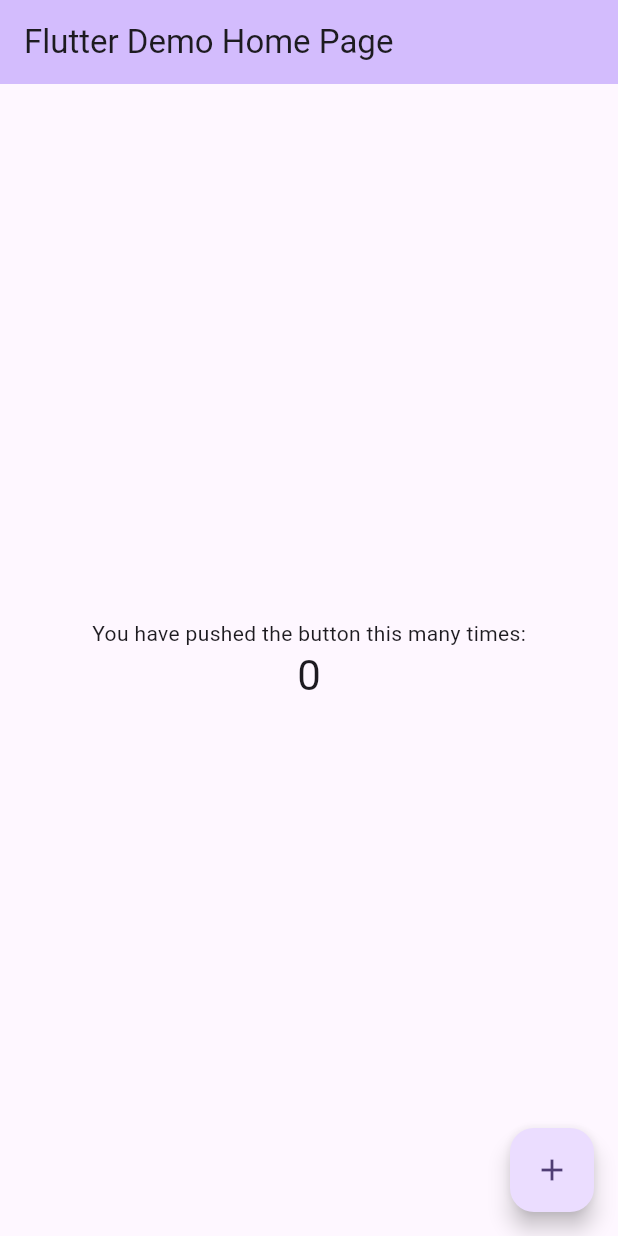
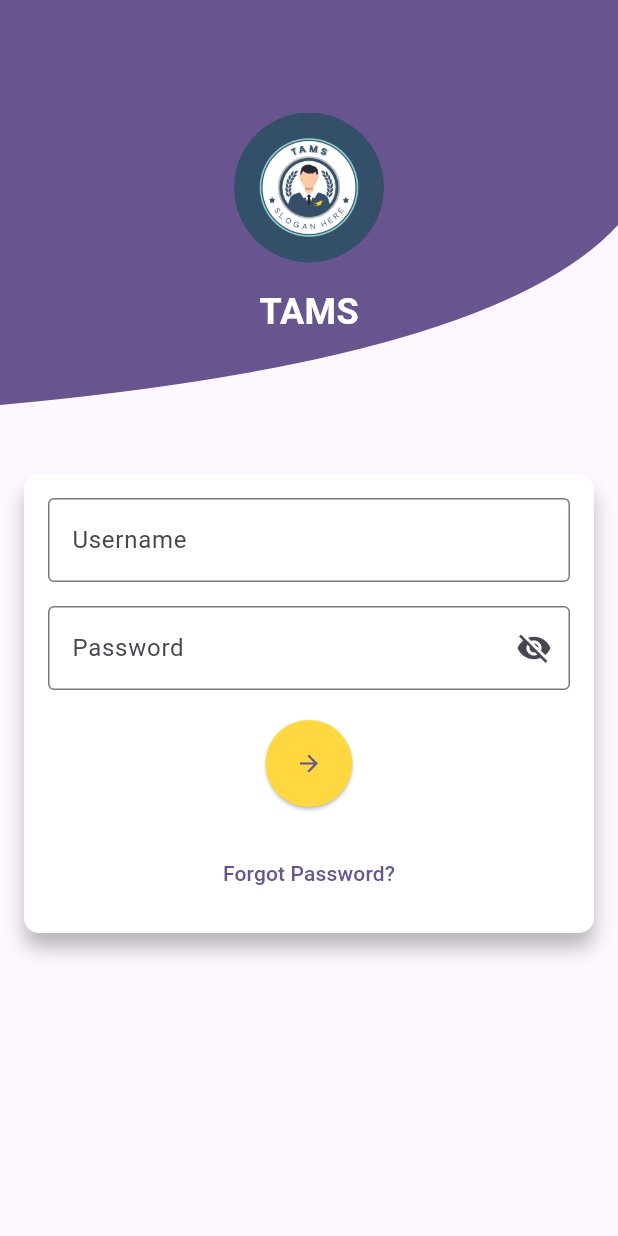
Before and after one commit to suryapixous/TAMS, a Flutter app: the screen it shows after launch, on a phone screen of 412 x 824 dp. Run offline on Flutter 3.47's test engine with Material 3 defaults, Android fonts, the phone set to English and light mode, and no system bars; our stand-ins replace convex_bottom_bar.

Commit message:
first commit

```diff
--- /dev/null
+++ b/tams/lib/Login/Pages/Login.dart
@@ -0,0 +1,181 @@
+import 'package:flutter/material.dart';
+import 'package:tams/Appbar/BottomNavigationBar.dart';
+import 'package:tams/MYcustomWidgets/Customwidgets.dart';
+import 'package:tams/HOME/Pages/Home.dart';
+import 'package:tams/Login/Service/api_service.dart';
+
+class LoginPage extends StatefulWidget {
+  const LoginPage({super.key});
+
+  @override
+  _LoginPageState createState() => _LoginPageState();
+}
+
+// Forgot Password page
+class ForgotPasswordPage extends StatelessWidget {
+  const ForgotPasswordPage({super.key});
+
+  @override
+  Widget build(BuildContext context) {
+    return Scaffold(
+      appBar: AppBar(title: const Text('Forgot Password')),
+      body: const Center(child: Text('Forgot Password Page')),
+    );
+  }
+}
+
+class _LoginPageState extends State<LoginPage> {
+  final TextEditingController _usernameController = TextEditingController();
+  final TextEditingController _passwordController = TextEditingController();
+  bool _isPasswordVisible = false;
+  final APIService _apiService = APIService();
+
+  // Function to handle login logic
+  void _login() async {
+    final username = _usernameController.text;
+    final password = _passwordController.text;
+
+    // Hit API with username and password
+    final isSuccess = await _apiService.hitLoginApi(username, password);
+
+    if (isSuccess) {
+      // Navigate to the next page if login is successful
+      Navigator.push(
+        context,
+        MaterialPageRoute(builder: (context) => const Bottombar()),
+      );
+    } else {
+      // Show an error message if login is unsuccessful
+      ScaffoldMessenger.of(context).showSnackBar(
+        const SnackBar(content: Text('Login failed. Please try again.')),
+      );
+    }
+  }
+
+  @override
+  Widget build(BuildContext context) {
+    return Scaffold(
+      body: Column(
+        children: [
+          // Custom top curved container with logo and text
+          ClipPath(
+            clipper: TopCurveClipper(),
+            child: Container(
+              height: 300,
+              color: Theme.of(context).colorScheme.primary,
+              child: Center(
+                child: Column(
+                  mainAxisAlignment: MainAxisAlignment.center,
+                  children: [
+                    // Circular logo container
+                    ClipOval(
+                      child: Image.asset(
+                        'Assets/Images/logo-search-grid-2x.png',
+                        width: 100,
+                        height: 100,
+                        fit: BoxFit.cover,
+                      ),
+                    ),
+                    const SizedBox(height: 16),
+                    const Text(
+                      'TAMS',
+                      style: TextStyle(
+                        color: Colors.white,
+                        fontSize: 24,
+                        fontWeight: FontWeight.bold,
+                      ),
+                    ),
+                  ],
+                ),
+              ),
+            ),
+          ),
+          Expanded(
+            child: SingleChildScrollView(
+              child: Padding(
+                padding: const EdgeInsets.all(16.0),
+                child: Center(
+                  child: Container(
+                    width: 500,
+                    padding: const EdgeInsets.all(16.0),
+                    decoration: BoxDecoration(
+                      color: Colors.white,
+                      borderRadius: BorderRadius.circular(10),
+                      boxShadow: [
+                        BoxShadow(
+                          color: Colors.black26,
+                          blurRadius: 10,
+                          offset: const Offset(0, 10),
+                        ),
+                      ],
+                    ),
+                    child: Column(
+                      mainAxisAlignment: MainAxisAlignment.center,
+                      children: <Widget>[
+                        // Username text field
+                        TextField(
+                          controller: _usernameController,
+                          decoration: const InputDecoration(
+                            labelText: 'Username',
+                            border: OutlineInputBorder(),
+                          ),
+                        ),
+                        const SizedBox(height: 16),
+                        // Password text field with visibility toggle
+                        TextField(
+                          controller: _passwordController,
+                          decoration: InputDecoration(
+                            labelText: 'Password',
+                            border: const OutlineInputBorder(),
+                            suffixIcon: IconButton(
+                              icon: Icon(
+                                _isPasswordVisible
+                                    ? Icons.visibility
+                                    : Icons.visibility_off,
+                              ),
+                              onPressed: () {
+                                setState(() {
+                                  _isPasswordVisible = !_isPasswordVisible;
+                                });
+                              },
+                            ),
+                          ),
+                          obscureText: !_isPasswordVisible,
+                        ),
+                        const SizedBox(height: 20),
+                        // Submit button with custom color
+                        ElevatedButton(
+                          onPressed: _login,
+                          style: ElevatedButton.styleFrom(
+                            shape: const CircleBorder(),
+                            padding: const EdgeInsets.all(20),
+                            backgroundColor:
+                                Colors.amberAccent, // Change button color here
+                          ),
+                          child: const Icon(Icons.arrow_forward),
+                        ),
+                        const SizedBox(height: 20),
+                        // Forgot password button
+                        TextButton(
+                          onPressed: () {
+                            Navigator.push(
+                              context,
+                              MaterialPageRoute(
+                                  builder: (context) =>
+                                      const ForgotPasswordPage()),
+                            );
+                          },
+                          child: const Text('Forgot Password?'),
+                        ),
+                      ],
+                    ),
+                  ),
+                ),
+              ),
+            ),
+          ),
+        ],
+      ),
+    );
+  }
+}
--- /dev/null
+++ b/tams/lib/Login/Service/api_service.dart
@@ -0,0 +1,21 @@
+import 'package:flutter/material.dart';
+import 'package:tams/MYcustomWidgets/Customwidgets.dart';
+import 'package:tams/HOME/Pages/Home.dart';
+import 'package:tams/Login/Service/api_service.dart';
+
+import '../Pages/Login.dart';
+
+class APIService {
+  // Dummy function to simulate an API call
+  Future<bool> hitLoginApi(String username, String password) async {
+    // Simulate a delay to mimic network call
+    await Future.delayed(Duration(seconds: 1));
+
+    // Check if the username and password match "123"
+    if (username == '123' && password == '123') {
+      return true; // Login successful
+    } else {
+      return false; // Login failed
+    }
+  }
+}
--- a/tams/lib/main.dart
+++ b/tams/lib/main.dart
@@ -1,4 +1,6 @@
 import 'package:flutter/material.dart';
+import 'package:tams/HOME/Pages/Home.dart';
+import 'package:tams/Login/Pages/Login.dart';
 
 void main() {
   runApp(const MyApp());
@@ -7,119 +9,15 @@
 class MyApp extends StatelessWidget {
   const MyApp({super.key});
 
-  // This widget is the root of your application.
   @override
   Widget build(BuildContext context) {
     return MaterialApp(
-      title: 'Flutter Demo',
+      debugShowCheckedModeBanner: false,
       theme: ThemeData(
-        // This is the theme of your application.
-        //
-        // TRY THIS: Try running your application with "flutter run". You'll see
-        // the application has a purple toolbar. Then, without quitting the app,
-        // try changing the seedColor in the colorScheme below to Colors.green
-        // and then invoke "hot reload" (save your changes or press the "hot
-        // reload" button in a Flutter-supported IDE, or press "r" if you used
-        // the command line to start the app).
-        //
-        // Notice that the counter didn't reset back to zero; the application
-        // state is not lost during the reload. To reset the state, use hot
-        // restart instead.
-        //
-        // This works for code too, not just values: Most code changes can be
-        // tested with just a hot reload.
         colorScheme: ColorScheme.fromSeed(seedColor: Colors.deepPurple),
         useMaterial3: true,
       ),
-      home: const MyHomePage(title: 'Flutter Demo Home Page'),
+      home: const LoginPage(),
     );
   }
 }
-
-class MyHomePage extends StatefulWidget {
-  const MyHomePage({super.key, required this.title});
-
-  // This widget is the home page of your application. It is stateful, meaning
-  // that it has a State object (defined below) that contains fields that affect
-  // how it looks.
-
-  // This class is the configuration for the state. It holds the values (in this
-  // case the title) provided by the parent (in this case the App widget) and
-  // used by the build method of the State. Fields in a Widget subclass are
-  // always marked "final".
-
-  final String title;
-
-  @override
-  State<MyHomePage> createState() => _MyHomePageState();
-}
-
-class _MyHomePageState extends State<MyHomePage> {
-  int _counter = 0;
-
-  void _incrementCounter() {
-    setState(() {
-      // This call to setState tells the Flutter framework that something has
-      // changed in this State, which causes it to rerun the build method below
-      // so that the display can reflect the updated values. If we changed
-      // _counter without calling setState(), then the build method would not be
-      // called again, and so nothing would appear to happen.
-      _counter++;
-    });
-  }
-
-  @override
-  Widget build(BuildContext context) {
-    // This method is rerun every time setState is called, for instance as done
-    // by the _incrementCounter method above.
-    //
-    // The Flutter framework has been optimized to make rerunning build methods
-    // fast, so that you can just rebuild anything that needs updating rather
-    // than having to individually change instances of widgets.
-    return Scaffold(
-      appBar: AppBar(
-        // TRY THIS: Try changing the color here to a specific color (to
-        // Colors.amber, perhaps?) and trigger a hot reload to see the AppBar
-        // change color while the other colors stay the same.
-        backgroundColor: Theme.of(context).colorScheme.inversePrimary,
-        // Here we take the value from the MyHomePage object that was created by
-        // the App.build method, and use it to set our appbar title.
-        title: Text(widget.title),
-      ),
-      body: Center(
-        // Center is a layout widget. It takes a single child and positions it
-        // in the middle of the parent.
-        child: Column(
-          // Column is also a layout widget. It takes a list of children and
-          // arranges them vertically. By default, it sizes itself to fit its
-          // children horizontally, and tries to be as tall as its parent.
-          //
-          // Column has various properties to control how it sizes itself and
-          // how it positions its children. Here we use mainAxisAlignment to
-          // center the children vertically; the main axis here is the vertical
-          // axis because Columns are vertical (the cross axis would be
-          // horizontal).
-          //
-          // TRY THIS: Invoke "debug painting" (choose the "Toggle Debug Paint"
-          // action in the IDE, or press "p" in the console), to see the
-          // wireframe for each widget.
-          mainAxisAlignment: MainAxisAlignment.center,
-          children: <Widget>[
-            const Text(
-              'You have pushed the button this many times:',
-            ),
-            Text(
-              '$_counter',
-              style: Theme.of(context).textTheme.headlineMedium,
-            ),
-          ],
-        ),
-      ),
-      floatingActionButton: FloatingActionButton(
-        onPressed: _incrementCounter,
-        tooltip: 'Increment',
-        child: const Icon(Icons.add),
-      ), // This trailing comma makes auto-formatting nicer for build methods.
-    );
-  }
-}
```
Also changed, not shown: tams/lib/Appbar/BottomNavigationBar.dart (added, +61 -0 lines), tams/lib/HOME/Pages/Home.dart (added, +138 -0 lines), tams/pubspec.yaml (+6 -3 lines), tams/Assets/Images/Python-Intrerview-Q&A-copy.webp (added), tams/Assets/Images/ali-morshedlou-WMD64tMfc4k-unsplash.jpg (added), tams/Assets/Images/logo-search-grid-2x.png (added), tams/pubspec.lock, 48 other files.
